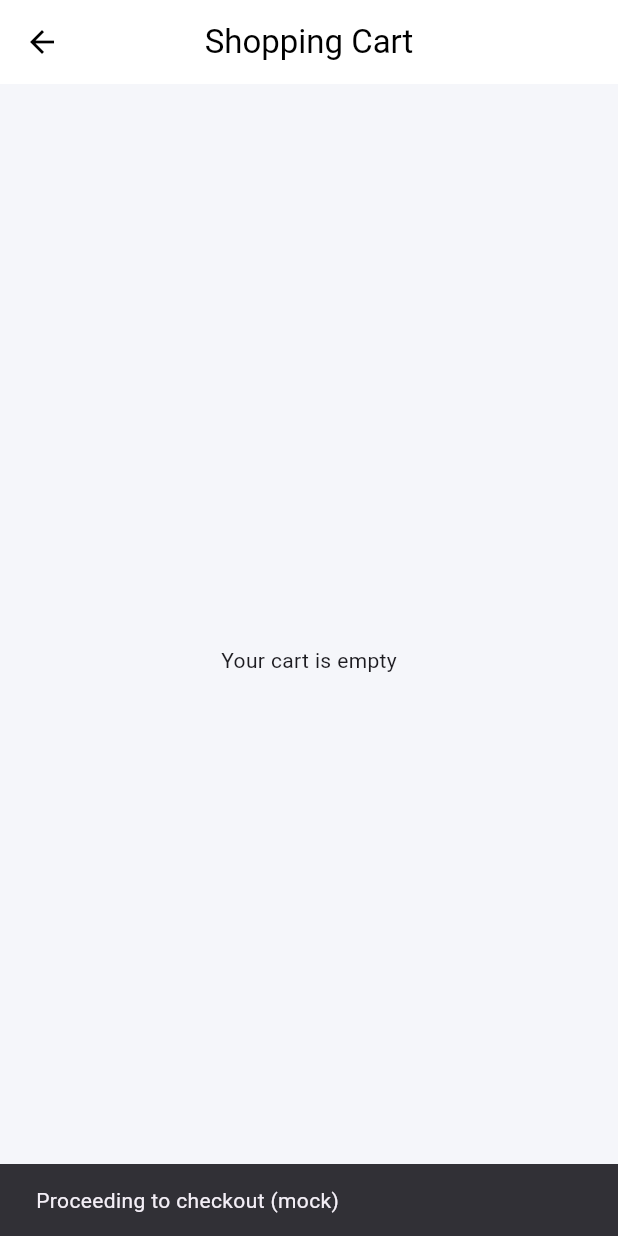
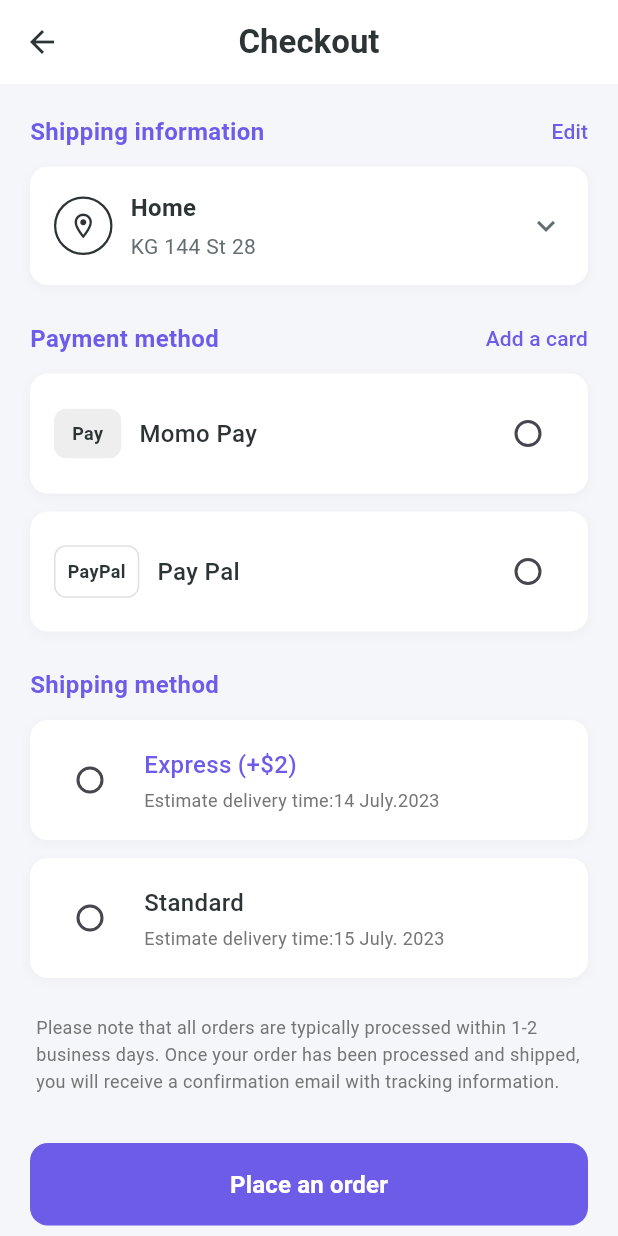
Before and after one commit to kelvintawe12/SwiftIsoko, a Flutter app: the CartPage screen opened directly, after a tap on "Proceed to Checkout", on a phone screen of 412 x 824 dp. Run offline on Flutter 3.47's test engine with Material 3 defaults, Android fonts, the phone set to English and light mode, and no system bars; our stand-ins replace cached_network_image, cloud_firestore, dartz, dotted_border, equatable, firebase_auth and 5 more; missing offline and left inert: cloudinary_public; accounts and stored records are empty.

Commit message:
feat: implement checkout and order details pages with navigation

```diff
--- a/lib/pages/cart_page.dart
+++ b/lib/pages/cart_page.dart
@@ -1,5 +1,6 @@
 import 'package:flutter/material.dart';
 import 'package:flutter_bloc/flutter_bloc.dart';
+import '../presentation/pages/checkout_page.dart';
 import '../bloc/cart/cart_bloc.dart';
 
 import '../../core/constants/colors.dart';
@@ -133,8 +134,10 @@ class CartPage extends StatelessWidget {
                       width: double.infinity,
                       child: ElevatedButton(
                         onPressed: () {
-                          context.read<CartBloc>().add(ClearCart());
-                          ScaffoldMessenger.of(context).showSnackBar(const SnackBar(content: Text('Proceeding to checkout (mock)')));
+                          // Navigate to checkout page
+                          Navigator.of(context).push(
+                            MaterialPageRoute(builder: (_) => const CheckoutPage()),
+                          );
                         },
                         style: ElevatedButton.styleFrom(backgroundColor: AppColors.primary, padding: const EdgeInsets.symmetric(vertical: 16), shape: RoundedRectangleBorder(borderRadius: BorderRadius.circular(12))),
                         child: const Text('Proceed to Checkout', style: TextStyle(fontSize: 16)),
--- /dev/null
+++ b/lib/presentation/pages/checkout_page.dart
@@ -0,0 +1,432 @@
+import 'package:flutter/material.dart';
+import 'package:flutter_riverpod/flutter_riverpod.dart';
+import '../../data/providers/providers.dart';
+import '../../data/providers/state_notifiers.dart';
+import '../../data/models/order.dart';
+import '../../core/constants/colors.dart';
+import 'thank_you_page.dart';
+
+class CheckoutPage extends ConsumerStatefulWidget {
+  const CheckoutPage({super.key});
+
+  @override
+  ConsumerState<CheckoutPage> createState() => _CheckoutPageState();
+}
+
+class _CheckoutPageState extends ConsumerState<CheckoutPage> {
+  String? _selectedPaymentMethod;
+  String? _selectedShippingMethod;
+  bool _isPlacing = false;
+
+  @override
+  Widget build(BuildContext context) {
+    return Scaffold(
+      backgroundColor: AppColors.background,
+      appBar: AppBar(
+        backgroundColor: Colors.white,
+        elevation: 0,
+        leading: IconButton(
+          icon: const Icon(Icons.arrow_back, color: AppColors.textDark),
+          onPressed: () => Navigator.pop(context),
+        ),
+        title: const Text(
+          'Checkout',
+          style: TextStyle(
+            color: AppColors.textDark,
+            fontWeight: FontWeight.w600,
+          ),
+        ),
+        centerTitle: true,
+      ),
+      body: SingleChildScrollView(
+        padding: const EdgeInsets.all(20),
+        child: Column(
+          crossAxisAlignment: CrossAxisAlignment.start,
+          children: [
+            // Shipping Information Section
+            _buildSectionHeader('Shipping information', 'Edit', () {}),
+            const SizedBox(height: 12),
+            _buildAddressCard(),
+            const SizedBox(height: 24),
+
+            // Payment Method Section
+            _buildSectionHeader('Payment method', 'Add a card', () {}),
+            const SizedBox(height: 12),
+            _buildPaymentOption(
+              'Momo Pay',
+              icon: Container(
+                padding:
+                    const EdgeInsets.symmetric(horizontal: 12, vertical: 8),
+                decoration: BoxDecoration(
+                  color: Colors.grey.shade200,
+                  borderRadius: BorderRadius.circular(8),
+                ),
+                child: const Text(
+                  'Pay',
+                  style: TextStyle(
+                    fontSize: 12,
+                    fontWeight: FontWeight.w600,
+                    color: AppColors.textDark,
+                  ),
+                ),
+              ),
+              value: 'momo',
+            ),
+            const SizedBox(height: 12),
+            _buildPaymentOption(
+              'Pay Pal',
+              icon: Container(
+                padding: const EdgeInsets.all(8),
+                decoration: BoxDecoration(
+                  color: Colors.white,
+                  borderRadius: BorderRadius.circular(8),
+                  border: Border.all(color: Colors.grey.shade300),
+                ),
+                child: const Text(
+                  'PayPal',
+                  style: TextStyle(
+                    fontSize: 12,
+                    fontWeight: FontWeight.bold,
+                    color: AppColors.textDark,
+                  ),
+                ),
+              ),
+              value: 'paypal',
+            ),
+            const SizedBox(height: 24),
+
+            // Shipping Method Section
+            _buildSectionHeader('Shipping method', null, null),
+            const SizedBox(height: 12),
+            _buildShippingOption(
+              'Express',
+              r'+$2',
+              'Estimate delivery time:14 July.2023',
+              value: 'express',
+            ),
+            const SizedBox(height: 12),
+            _buildShippingOption(
+              'Standard',
+              null,
+              'Estimate delivery time:15 July. 2023',
+              value: 'standard',
+            ),
+            const SizedBox(height: 24),
+
+            // Disclaimer
+            Padding(
+              padding: const EdgeInsets.symmetric(horizontal: 4),
+              child: Text(
+                'Please note that all orders are typically processed within 1-2 business days. Once your order has been processed and shipped, you will receive a confirmation email with tracking information.',
+                style: TextStyle(
+                  fontSize: 12,
+                  color: Colors.grey.shade600,
+                  height: 1.5,
+                ),
+              ),
+            ),
+            const SizedBox(height: 32),
+
+            // Place Order Button
+            SizedBox(
+              width: double.infinity,
+              child: ElevatedButton(
+                onPressed: _isPlacing
+                    ? null
+                    : () async {
+                        setState(() => _isPlacing = true);
+
+                        final userId = ref.read(currentUserIdProvider);
+                        if (userId == null) {
+                          setState(() => _isPlacing = false);
+                          ScaffoldMessenger.of(context).showSnackBar(const SnackBar(
+                              content: Text('You must be signed in to place an order')));
+                          return;
+                        }
+
+                        // Get or create cart
+                        final cartResult = await ref.read(currentUserCartProvider.future);
+                        if (cartResult == null) {
+                          setState(() => _isPlacing = false);
+                          ScaffoldMessenger.of(context).showSnackBar(const SnackBar(
+                              content: Text('No cart found for current user')));
+                          return;
+                        }
+
+                        final shipping = ShippingAddress(
+                          name: 'Home',
+                          location: 'KG 144 St 28',
+                          phone: '',
+                        );
+
+                        final res = await ref.read(orderNotifierProvider.notifier).createOrder(
+                              userId: userId,
+                              cartId: cartResult.id,
+                              shippingAddress: shipping,
+                              paymentMethod: _selectedPaymentMethod,
+                            );
+
+                        setState(() => _isPlacing = false);
+
+                        res.fold((failure) {
+                          ScaffoldMessenger.of(context).showSnackBar(SnackBar(
+                            content: Text(failure.message),
+                            backgroundColor: Colors.red,
+                          ));
+                        }, (order) {
+                          Navigator.of(context).pushReplacement(
+                            MaterialPageRoute(builder: (_) => ThankYouPage(orderId: order.id)),
+                          );
+                        });
+                      },
+                style: ElevatedButton.styleFrom(
+                  backgroundColor: AppColors.primary,
+                  padding: const EdgeInsets.symmetric(vertical: 16),
+                  shape: RoundedRectangleBorder(
+                    borderRadius: BorderRadius.circular(12),
+                  ),
+                  elevation: 0,
+                ),
+                child: const Text(
+                  'Place an order',
+                  style: TextStyle(
+                    fontSize: 16,
+                    fontWeight: FontWeight.w600,
+                    color: Colors.white,
+                  ),
+                ),
+              ),
+            ),
+            const SizedBox(height: 20),
+          ],
+        ),
+      ),
+    );
+  }
+
+  Widget _buildSectionHeader(
+      String title, String? actionText, VoidCallback? onAction) {
+    return Row(
+      mainAxisAlignment: MainAxisAlignment.spaceBetween,
+      children: [
+        Text(
+          title,
+          style: const TextStyle(
+            fontSize: 16,
+            fontWeight: FontWeight.w600,
+            color: AppColors.primary,
+          ),
+        ),
+        if (actionText != null && onAction != null)
+          TextButton(
+            onPressed: onAction,
+            style: TextButton.styleFrom(
+              padding: EdgeInsets.zero,
+              minimumSize: Size.zero,
+              tapTargetSize: MaterialTapTargetSize.shrinkWrap,
+            ),
+            child: Text(
+              actionText,
+              style: const TextStyle(
+                fontSize: 14,
+                fontWeight: FontWeight.w500,
+                color: AppColors.primary,
+              ),
+            ),
+          ),
+      ],
+    );
+  }
+
+  Widget _buildAddressCard() {
+    return Container(
+      padding: const EdgeInsets.all(16),
+      decoration: BoxDecoration(
+        color: Colors.white,
+        borderRadius: BorderRadius.circular(12),
+        boxShadow: [
+          BoxShadow(
+            color: Colors.black.withOpacity(0.03),
+            blurRadius: 6,
+            offset: const Offset(0, 2),
+          ),
+        ],
+      ),
+      child: Row(
+        children: [
+          Container(
+            padding: const EdgeInsets.all(8),
+            decoration: BoxDecoration(
+              shape: BoxShape.circle,
+              border: Border.all(color: AppColors.textDark, width: 1.5),
+            ),
+            child: const Icon(
+              Icons.location_on_outlined,
+              color: AppColors.textDark,
+              size: 20,
+            ),
+          ),
+          const SizedBox(width: 12),
+          const Expanded(
+            child: Column(
+              crossAxisAlignment: CrossAxisAlignment.start,
+              children: [
+                Text(
+                  'Home',
+                  style: TextStyle(
+                    fontSize: 16,
+                    fontWeight: FontWeight.w600,
+                    color: AppColors.textDark,
+                  ),
+                ),
+                SizedBox(height: 4),
+                Text(
+                  'KG 144 St 28',
+                  style: TextStyle(
+                    fontSize: 14,
+                    color: AppColors.textLight,
+                  ),
+                ),
+              ],
+            ),
+          ),
+          const Icon(
+            Icons.keyboard_arrow_down,
+            color: AppColors.textLight,
+          ),
+        ],
+      ),
+    );
+  }
+
+  Widget _buildPaymentOption(String title,
+      {required Widget icon, required String value}) {
+    return GestureDetector(
+      onTap: () {
+        setState(() {
+          _selectedPaymentMethod = value;
+        });
+      },
+      child: Container(
+        padding: const EdgeInsets.all(16),
+        decoration: BoxDecoration(
+          color: Colors.white,
+          borderRadius: BorderRadius.circular(12),
+          boxShadow: [
+            BoxShadow(
+              color: Colors.black.withOpacity(0.03),
+              blurRadius: 6,
+              offset: const Offset(0, 2),
+            ),
+          ],
+        ),
+        child: Row(
+          children: [
+            icon,
+            const SizedBox(width: 12),
+            Expanded(
+              child: Text(
+                title,
+                style: const TextStyle(
+                  fontSize: 16,
+                  fontWeight: FontWeight.w500,
+                  color: AppColors.textDark,
+                ),
+              ),
+            ),
+            Radio<String>(
+              value: value,
+              groupValue: _selectedPaymentMethod,
+              onChanged: (val) {
+                setState(() {
+                  _selectedPaymentMethod = val;
+                });
+              },
+              activeColor: AppColors.primary,
+            ),
+          ],
+        ),
+      ),
+    );
+  }
+
+  Widget _buildShippingOption(String title, String? price, String deliveryTime,
+      {required String value}) {
+    return GestureDetector(
+      onTap: () {
+        setState(() {
+          _selectedShippingMethod = value;
+        });
+      },
+      child: Container(
+        padding: const EdgeInsets.all(16),
+        decoration: BoxDecoration(
+          color: Colors.white,
+          borderRadius: BorderRadius.circular(12),
+          boxShadow: [
+            BoxShadow(
+              color: Colors.black.withOpacity(0.03),
+              blurRadius: 6,
+              offset: const Offset(0, 2),
+            ),
+          ],
+        ),
+        child: Row(
+          children: [
+            Radio<String>(
+              value: value,
+              groupValue: _selectedShippingMethod,
+              onChanged: (val) {
+                setState(() {
+                  _selectedShippingMethod = val;
+                });
+              },
+              activeColor: AppColors.primary,
+            ),
+            const SizedBox(width: 12),
+            Expanded(
+              child: Column(
+                crossAxisAlignment: CrossAxisAlignment.start,
+                children: [
+                  Row(
+                    children: [
+                      Text(
+                        title,
+                        style: TextStyle(
+                          fontSize: 16,
+                          fontWeight: FontWeight.w500,
+                          color: price != null
+                              ? AppColors.primary
+                              : AppColors.textDark,
+                        ),
+                      ),
+                      if (price != null) ...[
+                        const SizedBox(width: 4),
+                        Text(
+                          '($price)',
+                          style: const TextStyle(
+                            fontSize: 16,
+                            fontWeight: FontWeight.w500,
+                            color: AppColors.primary,
+                          ),
+                        ),
+                      ],
+                    ],
+                  ),
+                  const SizedBox(height: 4),
+                  Text(
+                    deliveryTime,
+                    style: TextStyle(
+                      fontSize: 12,
+                      color: Colors.grey.shade600,
+                    ),
+                  ),
+                ],
+              ),
+            ),
+          ],
+        ),
+      ),
+    );
+  }
+}
```
Also changed, not shown: lib/presentation/home/search_and_cart_screen.dart (+3 -4 lines), lib/presentation/pages/order_details_page.dart (added, +102 -0 lines), lib/presentation/pages/thank_you_page.dart (added, +171 -0 lines).
